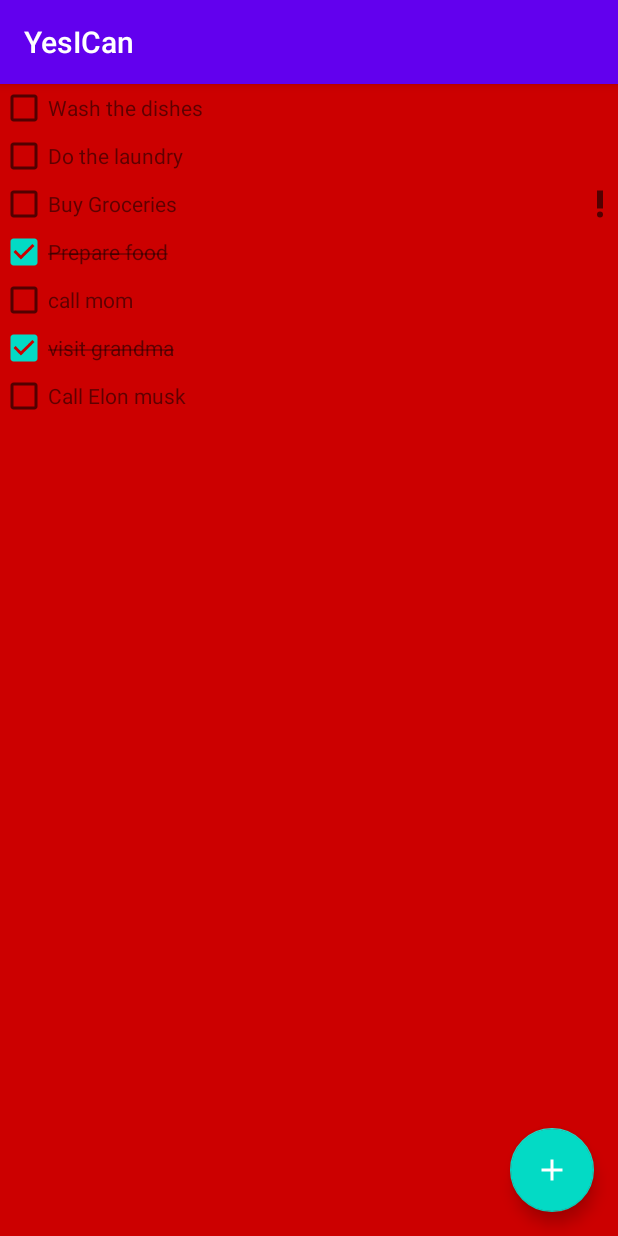
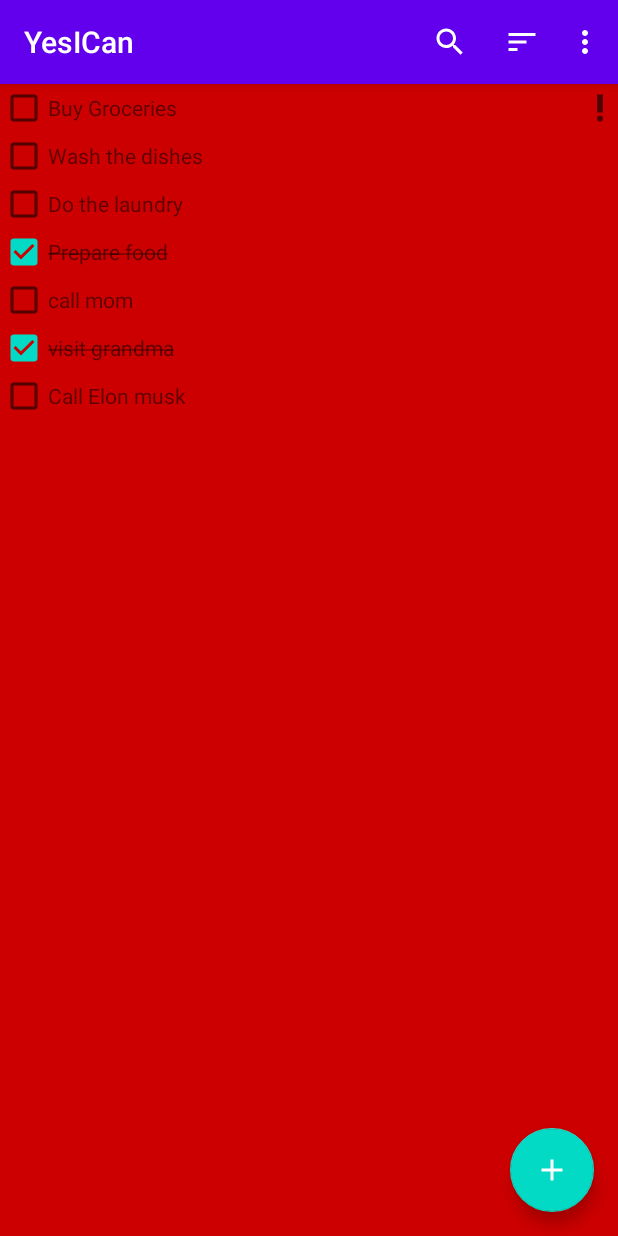
Before and after one commit to minaNew10/YesICan, an Android app: the screen it shows after launch (MainActivity), on a phone screen of 412 x 824 dp. Run offline under Robolectric (Android 15) with nearby library versions, the phone set to English and light mode, and no system bars; our stand-ins replace Dagger/Hilt's generated code, Room's generated code; libraries missing offline, so code that uses them is left out: androidx.hilt.lifecycle.

Commit message:
implement search functionality

```diff
--- a/app/build.gradle
+++ b/app/build.gradle
@@ -71,6 +71,10 @@ dependencies {
     implementation "androidx.lifecycle:lifecycle-livedata-ktx:$lifecycleVersion"
     implementation "android.arch.lifecycle:common-java8:$lifecycleVersion"
 
+    // Coroutines
+    implementation "org.jetbrains.kotlinx:kotlinx-coroutines-core:$coroutinesVersion"
+    implementation "org.jetbrains.kotlinx:kotlinx-coroutines-android:$coroutinesVersion"
+
     implementation 'androidx.appcompat:appcompat:1.2.0'
     implementation 'androidx.constraintlayout:constraintlayout:2.0.4'
     testImplementation 'junit:junit:4.12'
--- a/app/src/main/java/com/example/yesican/data/TaskDao..kt
+++ b/app/src/main/java/com/example/yesican/data/TaskDao..kt
@@ -7,8 +7,8 @@ import kotlinx.coroutines.flow.Flow
 @Dao
 interface TaskDao {
 
-    @Query("SELECT * FROM task")
-    fun getAllTasks(): Flow<List<Task>>
+    @Query("SELECT * FROM task where name Like '%' || :searchQuery || '%' ORDER BY important DESC")
+    fun getAllTasks(searchQuery: String): Flow<List<Task>>
 
     @Insert(onConflict = OnConflictStrategy.REPLACE)
     suspend fun insert(entity: Task): Long
--- a/app/src/main/java/com/example/yesican/ui/tasks/TasksFragment.kt
+++ b/app/src/main/java/com/example/yesican/ui/tasks/TasksFragment.kt
@@ -1,11 +1,16 @@
 package com.example.yesican.ui.tasks
 
 import android.os.Bundle
+import android.view.Menu
+import android.view.MenuInflater
+import android.view.MenuItem
 import android.view.View
+import androidx.appcompat.widget.SearchView
 import androidx.fragment.app.Fragment
 import androidx.fragment.app.viewModels
 import com.example.yesican.R
 import com.example.yesican.databinding.FragmentTasksBinding
+import com.example.yesican.util.onQueryTextChanged
 import dagger.hilt.android.AndroidEntryPoint
 
 @AndroidEntryPoint
@@ -28,5 +33,38 @@ class TasksFragment :Fragment(R.layout.fragment_tasks){
                 tasksAdapter.submitList(it)
             }
         }
+        setHasOptionsMenu(true)
+    }
+
+    override fun onCreateOptionsMenu(menu: Menu, inflater: MenuInflater) {
+        inflater.inflate(R.menu.menu_fragment_task,menu)
+
+        val searchItem = menu.findItem(R.id.action_search)
+        //this search view is improtant to be androidx
+        val searchView = searchItem.actionView as SearchView
+        searchView.onQueryTextChanged {
+            //update search query
+            viewModel.searchQuery.value = it
+        }
+        setHasOptionsMenu(true)
+    }
+
+    override fun onOptionsItemSelected(item: MenuItem): Boolean {
+        return when(item.itemId){
+            R.id.action_sort_by_name -> {
+                true
+            }
+            R.id.action_sort_by_date -> {
+                true
+            }
+            R.id.action_hide_completed_tasks ->{
+                item.isChecked = !item.isChecked
+                true
+            }
+            R.id.action_delete_completed_tasks ->{
+                true
+            }else -> super.onOptionsItemSelected(item)
+
+        }
     }
 }
--- a/app/src/main/java/com/example/yesican/ui/tasks/TasksViewModel.kt
+++ b/app/src/main/java/com/example/yesican/ui/tasks/TasksViewModel.kt
@@ -4,9 +4,16 @@ import androidx.hilt.lifecycle.ViewModelInject
 import androidx.lifecycle.ViewModel
 import androidx.lifecycle.asLiveData
 import com.example.yesican.data.TaskDao
+import kotlinx.coroutines.flow.MutableStateFlow
+import kotlinx.coroutines.flow.flatMapLatest
 
 class TasksViewModel @ViewModelInject constructor(
     private val taskDao : TaskDao
 ) : ViewModel() {
-    val tasks = taskDao.getAllTasks().asLiveData()
+    val searchQuery = MutableStateFlow("")
+
+    private val tasksFlow = searchQuery.flatMapLatest {
+        taskDao.getAllTasks(it)
+    }
+    val tasks = tasksFlow.asLiveData()
 }
--- /dev/null
+++ b/app/src/main/java/com/example/yesican/util/ViewExtens.kt
@@ -0,0 +1,18 @@
+package com.example.yesican.util
+
+import androidx.appcompat.widget.SearchView
+
+inline fun SearchView.onQueryTextChanged(crossinline listener: (String) -> Unit){
+
+    this.setOnQueryTextListener(object : SearchView.OnQueryTextListener{
+        override fun onQueryTextSubmit(query: String?): Boolean {
+            return true
+        }
+
+        override fun onQueryTextChange(newText: String?): Boolean {
+            listener(newText.orEmpty())
+            return true
+        }
+
+    })
+}
--- /dev/null
+++ b/app/src/main/res/menu/menu_fragment_task.xml
@@ -0,0 +1,34 @@
+<?xml version="1.0" encoding="utf-8"?>
+<menu xmlns:android="http://schemas.android.com/apk/res/android"
+    xmlns:app="http://schemas.android.com/apk/res-auto">
+
+    <item
+        android:id="@+id/action_search"
+        android:icon="@drawable/ic_search"
+        android:title="Search"
+        app:actionViewClass="androidx.appcompat.widget.SearchView"
+        app:showAsAction="always|collapseActionView"></item>
+    <item
+        android:icon="@drawable/ic_sort"
+        android:title="Sort"
+        app:showAsAction="always">
+        <menu>
+            <item
+                android:id="@+id/action_sort_by_name"
+                android:title="Sort by name"></item>
+            <item
+                android:id="@+id/action_sort_by_date"
+                android:title="Sort by date"></item>
+        </menu>
+    </item>
+    <item
+        android:id="@+id/action_hide_completed_tasks"
+        android:checkable="true"
+        android:title="Hide Completed"
+        app:showAsAction="never"></item>
+    <item
+        android:id="@+id/action_delete_completed_tasks"
+        android:title="Delete All Completed"
+        app:showAsAction="never"></item>
+
+</menu>
```
